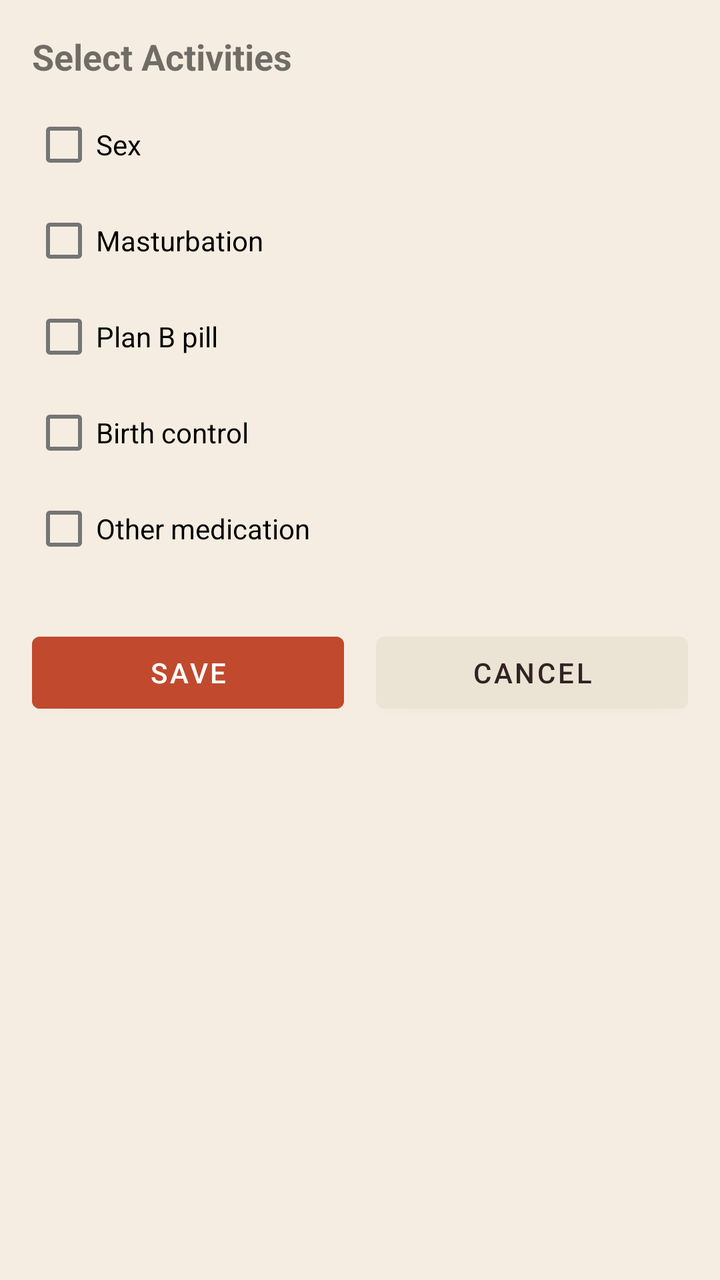
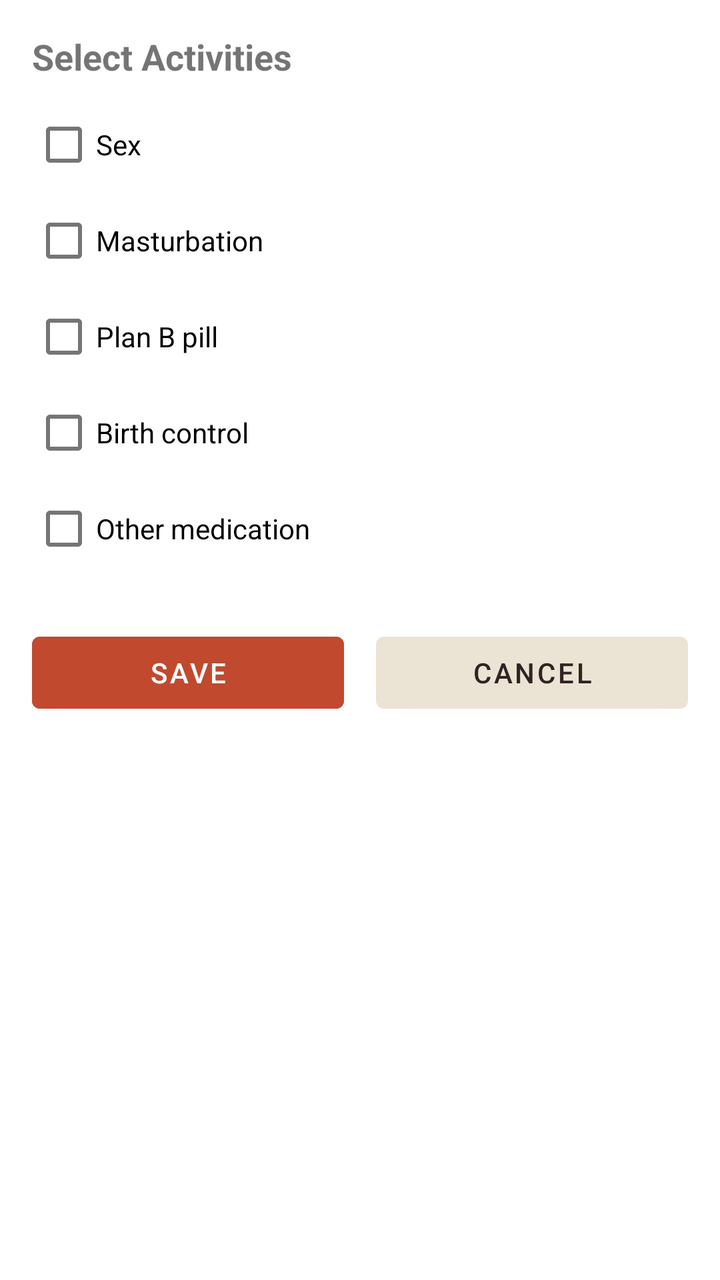

Before-and-after screenshots of an Android layout around one commit, followed by the original layout XML and the change that was made.
<!-- AndroidManifest.xml: application theme Theme.LunaFlow -->
<!-- res/layout/activity_log_activity.xml -->
<?xml version="1.0" encoding="utf-8"?>
<ScrollView xmlns:android="http://schemas.android.com/apk/res/android"
    android:layout_width="match_parent"
    android:layout_height="match_parent"
    android:padding="16dp"
    android:background="#F5EDE1">

    <LinearLayout
        android:layout_width="match_parent"
        android:layout_height="wrap_content"
        android:orientation="vertical">

        
        <TextView
            android:layout_width="wrap_content"
            android:layout_height="wrap_content"
            android:text="Select Activities"
            android:textSize="18sp"
            android:textStyle="bold"
            android:layout_marginBottom="8dp"/>

        <CheckBox android:id="@+id/sex" android:layout_width="wrap_content" android:layout_height="wrap_content" android:text="Sex"/>
        <CheckBox android:id="@+id/masturbation" android:layout_width="wrap_content" android:layout_height="wrap_content" android:text="Masturbation"/>
        <CheckBox android:id="@+id/planBPill" android:layout_width="wrap_content" android:layout_height="wrap_content" android:text="Plan B pill"/>
        <CheckBox android:id="@+id/birthControl" android:layout_width="wrap_content" android:layout_height="wrap_content" android:text="Birth control"/>
        <CheckBox android:id="@+id/otherMedication" android:layout_width="wrap_content" android:layout_height="wrap_content" android:text="Other medication"/>

        
        <LinearLayout
            android:id="@+id/sexOptionsLayout"
            android:layout_width="match_parent"
            android:layout_height="wrap_content"
            android:orientation="vertical"
            android:visibility="gone"
            android:layout_marginTop="8dp">

            <TextView android:layout_width="wrap_content" android:layout_height="wrap_content" android:text="Protection used?"/>
            <RadioGroup
                android:layout_width="wrap_content"
                android:layout_height="wrap_content">
                <RadioButton android:id="@+id/usedProtectionYes" android:layout_width="wrap_content" android:layout_height="wrap_content" android:text="Yes"/>
                <RadioButton android:id="@+id/usedProtectionNo" android:layout_width="wrap_content" android:layout_height="wrap_content" android:text="No"/>
            </RadioGroup>
            <EditText android:id="@+id/sexDetails" android:layout_width="match_parent" android:layout_height="wrap_content" android:hint="Details"/>
        </LinearLayout>

        
        <LinearLayout
            android:id="@+id/planBOptionsLayout"
            android:layout_width="match_parent"
            android:layout_height="wrap_content"
            android:orientation="vertical"
            android:visibility="gone"
            android:layout_marginTop="8dp">

            <TextView android:layout_width="wrap_content" android:layout_height="wrap_content" android:text="Pill Type"/>
            <RadioGroup
                android:layout_width="wrap_content"
                android:layout_height="wrap_content">
                <RadioButton android:id="@+id/levonorgestrel" android:layout_width="wrap_content" android:layout_height="wrap_content" android:text="Levonorgestrel"/>
                <RadioButton android:id="@+id/lipristal" android:layout_width="wrap_content" android:layout_height="wrap_content" android:text="Lipristal"/>
            </RadioGroup>

            <TextView
                android:layout_width="wrap_content"
                android:layout_height="wrap_content"
                android:text="Time since intercourse"/>

            <Spinner
                android:id="@+id/timeSinceIntercourseSpinner"
                android:layout_width="match_parent"
                android:layout_height="wrap_content"/>

            <EditText android:id="@+id/planBDetails" android:layout_width="match_parent" android:layout_height="wrap_content" android:hint="Details"/>
        </LinearLayout>

        
        <Spinner
            android:id="@+id/otherMedicationSpinner"
            android:layout_width="match_parent"
            android:layout_height="wrap_content"
            android:visibility="gone"
            android:layout_marginTop="4dp"/>

        <LinearLayout
            android:layout_width="match_parent"
            android:layout_height="wrap_content"
            android:orientation="horizontal"
            android:layout_marginTop="24dp">

            <Button
                android:id="@+id/saveButton"
                android:layout_width="0dp"
                android:layout_weight="1"
                android:layout_height="wrap_content"
                android:text="Save"
                android:backgroundTint="#C1492E"
                android:textColor="@android:color/white"/>

            <Button
                android:id="@+id/cancelButton"
                android:layout_width="0dp"
                android:layout_weight="1"
                android:layout_height="wrap_content"
                android:text="Cancel"
                android:layout_marginStart="16dp"/>
        </LinearLayout>
    </LinearLayout>
</ScrollView>
<!-- resources referenced by this layout -->
<resources>
  <style name="Theme.LunaFlow" parent="Theme.MaterialComponents.DayNight.NoActionBar">
          
          <item name="android:windowBackground">@color/white</item>
  
          
          <item name="colorPrimary">@color/colorPrimary</item>
          <item name="colorOnPrimary">@color/mainBrown</item>
  
          
          <item name="colorSecondary">@color/mainRed</item>
          <item name="colorOnSecondary">@color/white</item>
  
          
          <item name="android:statusBarColor">@color/colorPrimary</item>
  
          
          <item name="actionBarTheme">@style/AppActionBar</item>
  
          
          <item name="bottomNavigationStyle">@style/BottomNavStyle</item>
      </style>
  <color name="white">#FFFFFFFF</color>
  <color name="colorPrimary">#EBE4D4</color>
  <color name="mainBrown">#322323</color>
  <color name="mainRed">#B43015</color>
  <style name="AppActionBar" parent="Widget.MaterialComponents.Toolbar">
          <item name="android:layout_height">48dp</item>
          <item name="android:textSize">18sp</item>
          <item name="android:background">@color/colorPrimary</item>
          <item name="titleTextColor">@color/mainBrown</item>
          <item name="subtitleTextColor">@color/mainBrown</item>
          <item name="android:theme">@style/ToolbarTextTheme</item>
      </style>
  <style name="BottomNavStyle" parent="Widget.MaterialComponents.BottomNavigationView">
          <item name="android:layout_height">30dp</item>
          <item name="android:background">@color/colorPrimary</item>
      </style>
  <style name="ToolbarTextTheme" parent="ThemeOverlay.MaterialComponents.ActionBar">
          <item name="android:textColorPrimary">@color/mainBrown</item>
          <item name="android:textColorSecondary">@color/mainBrown</item>
          <item name="android:textColor">@color/mainBrown</item>
      </style>
</resources>

<!-- the commit's change to res/layout/activity_log_activity.xml (unified diff, before → after) -->
@@ -3,7 +3,7 @@
     android:layout_width="match_parent"
     android:layout_height="match_parent"
     android:padding="16dp"
-    android:background="#F5EDE1">
+    android:background="@color/white">
 
     <LinearLayout
         android:layout_width="match_parent"
